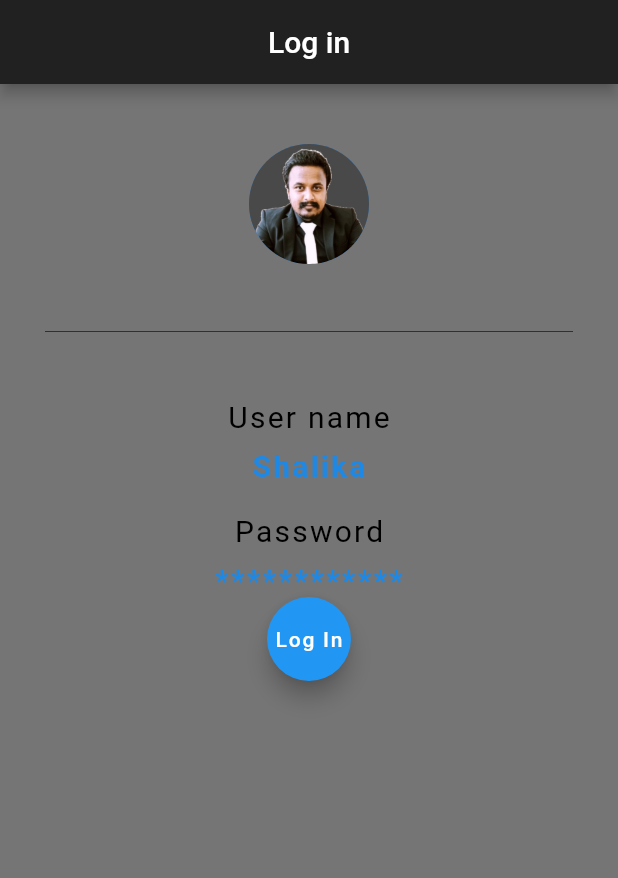
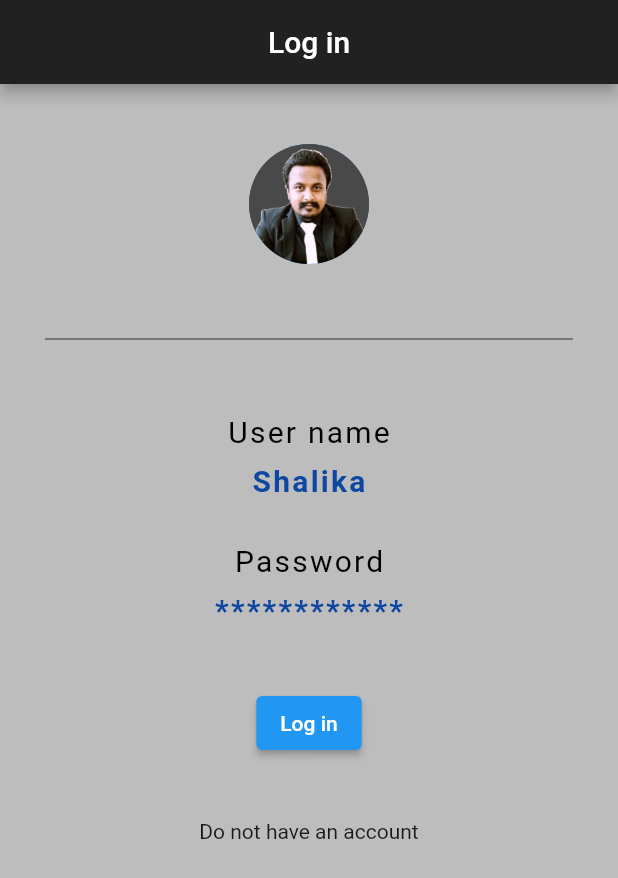
Before and after one commit to Shalika001/selling-app, a Flutter app: the screen it shows after launch, on a phone screen of 412 x 824 dp. Shown: the top 878 px of the screen. Run offline on Flutter 3.47's test engine with Material 2 defaults, Android fonts, the phone set to English and light mode, and no system bars.

Commit message:
Add button

```diff
--- a/lib/main.dart
+++ b/lib/main.dart
@@ -10,7 +10,7 @@ class selling_app extends StatelessWidget {
   @override
   Widget build(BuildContext context) {
     return Scaffold(
-    backgroundColor: Colors.grey[600],
+    backgroundColor: Colors.grey[400],
       appBar: AppBar(
         title: Text('Log in'),
         centerTitle: true,
@@ -29,7 +29,7 @@ class selling_app extends StatelessWidget {
               ),
             ),
             Divider(
-              height: 90.0,
+              height: 100.0,
               color: Colors.grey[850],
             ),
             Text(
@@ -44,13 +44,13 @@ class selling_app extends StatelessWidget {
             Text(
                 'Shalika',
                 style: TextStyle(
-                    color: Colors.blue[600],
+                    color: Colors.blue[900],
                     letterSpacing: 1.5,
                     fontSize: 20.0,
                     fontWeight: FontWeight.bold
                 ),
             ),
-            SizedBox(height: 20.0),
+            SizedBox(height: 30.0),
             Text(
                 'Password',
                 style: TextStyle(
@@ -63,18 +63,21 @@ class selling_app extends StatelessWidget {
             Text(
                 '************',
                 style: TextStyle(
-                    color: Colors.blue[600],
+                    color: Colors.blue[900],
                     letterSpacing: 1.5,
                     fontSize: 20.0,
                     fontWeight: FontWeight.bold
                 ),
             ),
+            SizedBox(height: 40.0),
             Center(
-              child: FloatingActionButton(
+              child: ElevatedButton(
                 onPressed: () {  },
-                child: Text('Log In'),
-              ),
+                child: Text('Log in'),
+              )
             ),
+            SizedBox(height: 40.0),
+            Text('Do not have an account'),
           ],
         ),
       ),
```
